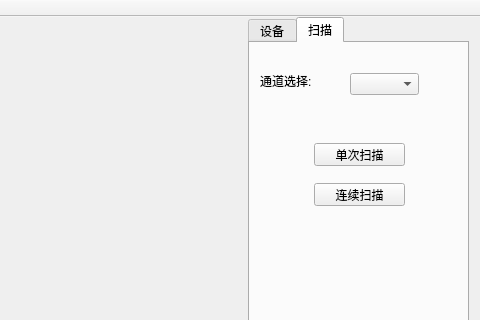
gao5254/FBGsensor, file FBGsensor/fbgsensor.ui: the form before one commit; both pictures show x 378 to 858 and y 0 to 320 of the 858 by 603 pixel window.
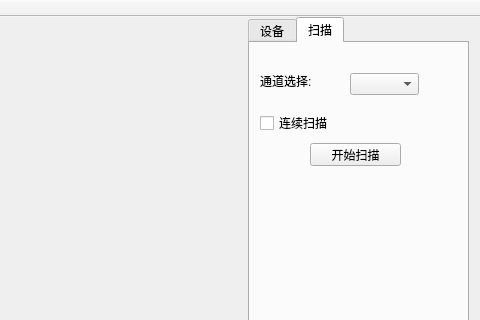
The form after the commit. Custom widgets are drawn as their Qt base class.

Commit message: 实现扫描功能

```diff
--- a/FBGsensor/fbgsensor.ui
+++ b/FBGsensor/fbgsensor.ui
@@ -209,32 +209,32 @@
      <widget class="QPushButton" name="singleScanBtn">
       <property name="geometry">
        <rect>
-        <x>64</x>
+        <x>60</x>
         <y>100</y>
         <width>91</width>
         <height>23</height>
        </rect>
       </property>
       <property name="text">
-       <string>单次扫描</string>
-      </property>
-     </widget>
-     <widget class="QPushButton" name="continuousScanBtn">
-      <property name="geometry">
-       <rect>
-        <x>64</x>
-        <y>140</y>
-        <width>91</width>
-        <height>23</height>
-       </rect>
-      </property>
-      <property name="text">
-       <string>连续扫描</string>
+       <string>开始扫描</string>
       </property>
       <property name="checkable">
        <bool>true</bool>
       </property>
      </widget>
+     <widget class="QCheckBox" name="continuousCheck">
+      <property name="geometry">
+       <rect>
+        <x>10</x>
+        <y>70</y>
+        <width>71</width>
+        <height>20</height>
+       </rect>
+      </property>
+      <property name="text">
+       <string>连续扫描</string>
+      </property>
+     </widget>
     </widget>
    </widget>
    <widget class="displayLabel" name="showLabel">
```
Left out of the diff: 4 changed lines with no effect on the pictures. The commit also changes 8 other files.
